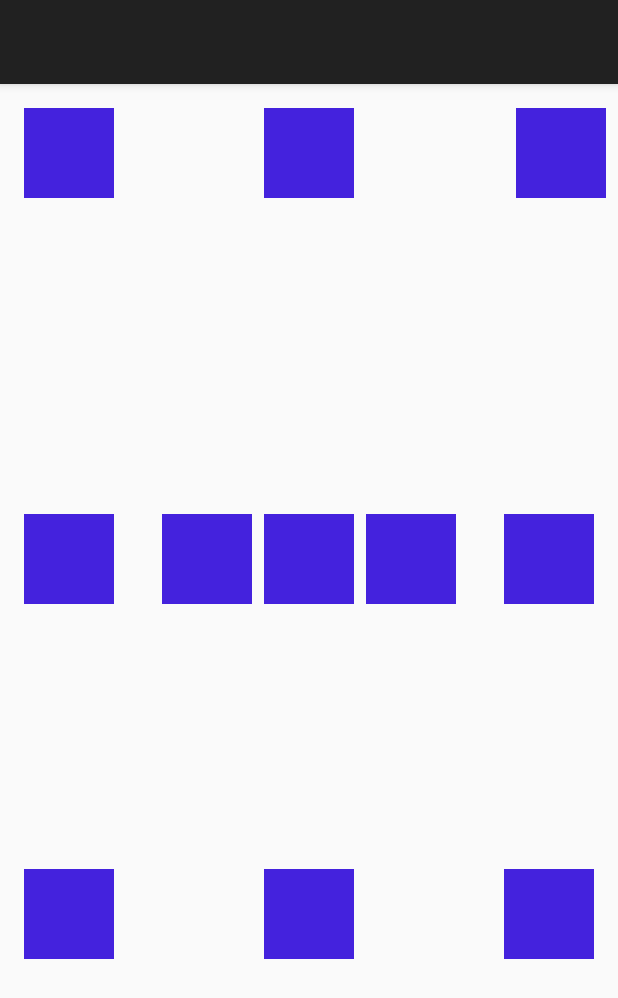
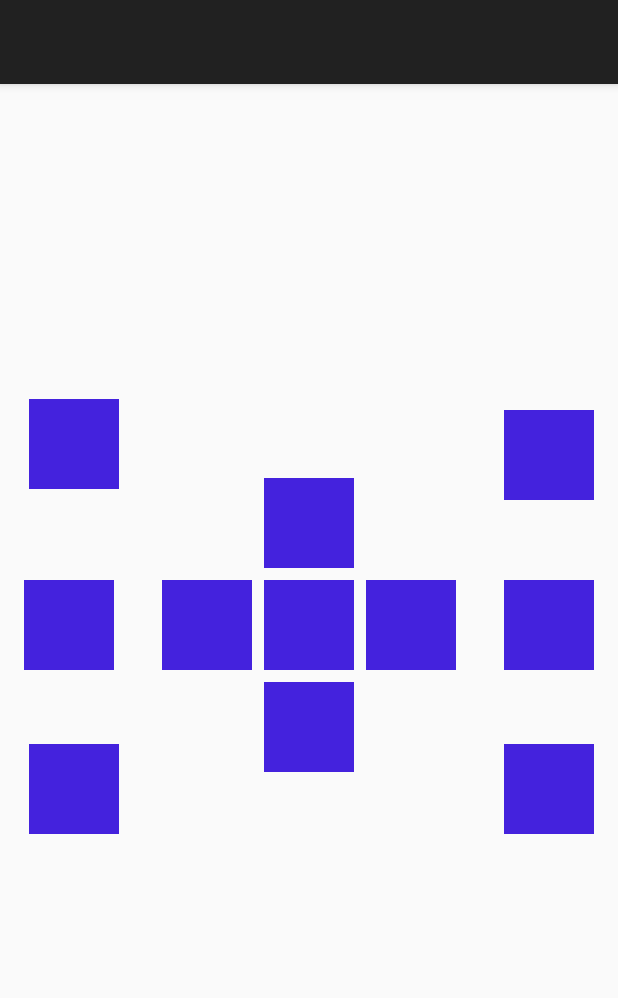
Before and after one commit to warayutpetch/AndroidBTControl, an Android app: the AboutActivity screen opened directly, with no data from a screen before it, on a phone screen of 412 x 824 dp. Shown: the top 998 px of the screen. Run offline under Robolectric (Android 15) with nearby library versions, the phone set to English and light mode, and no system bars.

Commit message:
fix layout

```diff
--- a/app/src/main/res/layout/activity_about.xml
+++ b/app/src/main/res/layout/activity_about.xml
@@ -6,9 +6,11 @@
     android:layout_height="match_parent">
 
     <android.support.constraint.ConstraintLayout
+        android:id="@+id/textView"
         android:layout_width="match_parent"
         android:layout_height="match_parent"
-        android:id="@+id/textView">
+        android:layout_alignParentStart="true"
+        android:layout_alignParentTop="true">
 
         <View
             android:id="@+id/leftBot"
@@ -18,16 +20,18 @@
             android:layout_alignParentStart="true"
             android:layout_below="@+id/leftTop"
             android:layout_marginBottom="16dp"
-            android:layout_marginLeft="16dp"
+            android:layout_marginEnd="8dp"
+            android:layout_marginLeft="10dp"
             android:layout_marginRight="8dp"
-            android:layout_marginTop="16dp"
+            android:layout_marginStart="10dp"
+            android:layout_marginTop="8dp"
             android:background="#4422dd"
             app:layout_constraintBottom_toBottomOf="parent"
-            app:layout_constraintHorizontal_bias="0.0"
-            app:layout_constraintLeft_toLeftOf="parent"
-            app:layout_constraintRight_toLeftOf="@+id/centerBot"
-            app:layout_constraintTop_toTopOf="parent"
-            app:layout_constraintVertical_bias="0.75" />
+            app:layout_constraintEnd_toStartOf="@+id/centerBot"
+            app:layout_constraintHorizontal_bias="0.093"
+            app:layout_constraintStart_toStartOf="parent"
+            app:layout_constraintTop_toBottomOf="@+id/leftCenter"
+            app:layout_constraintVertical_bias="0.141" />
 
         <View
             android:id="@+id/centerLeft"
@@ -46,7 +50,7 @@
             app:layout_constraintLeft_toLeftOf="parent"
             app:layout_constraintRight_toLeftOf="@+id/center"
             app:layout_constraintTop_toTopOf="parent"
-            app:layout_constraintVertical_bias="0.4" />
+            app:layout_constraintVertical_bias="0.465" />
 
         <View
             android:id="@+id/rightTop"
@@ -55,11 +59,19 @@
             android:layout_alignParentLeft="true"
             android:layout_alignParentStart="true"
             android:layout_below="@+id/leftTop"
-            android:layout_marginRight="8dp"
-            android:layout_marginTop="16dp"
+            android:layout_marginBottom="8dp"
+            android:layout_marginEnd="8dp"
+            android:layout_marginLeft="8dp"
+            android:layout_marginRight="16dp"
+            android:layout_marginStart="8dp"
+            android:layout_marginTop="8dp"
             android:background="#4422dd"
-            app:layout_constraintRight_toRightOf="parent"
-            app:layout_constraintTop_toTopOf="parent" />
+            app:layout_constraintBottom_toTopOf="@+id/rightCenter"
+            app:layout_constraintEnd_toEndOf="parent"
+            app:layout_constraintHorizontal_bias="1.0"
+            app:layout_constraintStart_toEndOf="@+id/topCenter"
+            app:layout_constraintTop_toTopOf="parent"
+            app:layout_constraintVertical_bias="0.822" />
 
         <View
             android:id="@+id/centerRight"
@@ -78,47 +90,43 @@
             app:layout_constraintLeft_toRightOf="@+id/center"
             app:layout_constraintRight_toRightOf="parent"
             app:layout_constraintTop_toTopOf="parent"
-            app:layout_constraintVertical_bias="0.4" />
+            app:layout_constraintVertical_bias="0.465" />
 
         <View
+            android:id="@+id/center"
             android:layout_width="60dp"
             android:layout_height="60dp"
-            android:background="#4422dd"
-            android:id="@+id/center"
-            android:layout_below="@+id/leftTop"
             android:layout_alignParentLeft="true"
             android:layout_alignParentStart="true"
-            android:layout_marginEnd="16dp"
+            android:layout_below="@+id/leftTop"
+            android:layout_marginBottom="16dp"
+            android:layout_marginLeft="16dp"
+            android:layout_marginRight="16dp"
+            android:layout_marginTop="16dp"
+            android:background="#4422dd"
+            app:layout_constraintBottom_toBottomOf="parent"
+            app:layout_constraintLeft_toLeftOf="parent"
             app:layout_constraintRight_toRightOf="parent"
-            android:layout_marginRight="16dp"
-            android:layout_marginStart="16dp"
-            app:layout_constraintLeft_toLeftOf="parent"
-            android:layout_marginLeft="16dp"
-            android:layout_marginTop="16dp"
             app:layout_constraintTop_toTopOf="parent"
-            app:layout_constraintBottom_toBottomOf="parent"
-            android:layout_marginBottom="16dp"
-            app:layout_constraintVertical_bias="0.4" />
+            app:layout_constraintVertical_bias="0.465" />
 
         <View
+            android:id="@+id/centerBot"
             android:layout_width="60dp"
             android:layout_height="60dp"
-            android:background="#4422dd"
-            android:id="@+id/centerBot"
-            android:layout_below="@+id/leftTop"
             android:layout_alignParentLeft="true"
             android:layout_alignParentStart="true"
-            android:layout_marginEnd="16dp"
+            android:layout_below="@+id/leftTop"
+            android:layout_marginBottom="16dp"
+            android:layout_marginLeft="16dp"
+            android:layout_marginRight="16dp"
+            android:layout_marginTop="8dp"
+            android:background="#4422dd"
+            app:layout_constraintBottom_toBottomOf="parent"
+            app:layout_constraintLeft_toLeftOf="parent"
             app:layout_constraintRight_toRightOf="parent"
-            android:layout_marginRight="16dp"
-            android:layout_marginStart="16dp"
-            app:layout_constraintLeft_toLeftOf="parent"
-            android:layout_marginLeft="16dp"
-            app:layout_constraintBottom_toBottomOf="parent"
-            android:layout_marginBottom="16dp"
-            android:layout_marginTop="16dp"
-            app:layout_constraintVertical_bias="0.75"
-            app:layout_constraintTop_toTopOf="parent" />
+            app:layout_constraintTop_toBottomOf="@+id/center"
+            app:layout_constraintVertical_bias="0.0" />
 
         <View
             android:id="@+id/rightBot"
@@ -130,14 +138,14 @@
             android:layout_marginBottom="16dp"
             android:layout_marginLeft="8dp"
             android:layout_marginRight="16dp"
-            android:layout_marginTop="16dp"
+            android:layout_marginTop="8dp"
             android:background="#4422dd"
             app:layout_constraintBottom_toBottomOf="parent"
             app:layout_constraintHorizontal_bias="1.0"
             app:layout_constraintLeft_toRightOf="@+id/centerBot"
             app:layout_constraintRight_toRightOf="parent"
-            app:layout_constraintTop_toTopOf="parent"
-            app:layout_constraintVertical_bias="0.75" />
+            app:layout_constraintTop_toBottomOf="@+id/rightCenter"
+            app:layout_constraintVertical_bias="0.141" />
 
         <View
             android:id="@+id/leftCenter"
@@ -156,7 +164,7 @@
             app:layout_constraintLeft_toLeftOf="parent"
             app:layout_constraintRight_toLeftOf="@+id/center"
             app:layout_constraintTop_toTopOf="parent"
-            app:layout_constraintVertical_bias="0.4" />
+            app:layout_constraintVertical_bias="0.465" />
 
         <View
             android:id="@+id/topCenter"
@@ -165,15 +173,18 @@
             android:layout_alignParentLeft="true"
             android:layout_alignParentStart="true"
             android:layout_below="@+id/leftTop"
+            android:layout_marginBottom="8dp"
             android:layout_marginEnd="8dp"
             android:layout_marginLeft="8dp"
             android:layout_marginRight="8dp"
             android:layout_marginStart="8dp"
             android:layout_marginTop="16dp"
             android:background="#4422dd"
+            app:layout_constraintBottom_toTopOf="@+id/center"
             app:layout_constraintEnd_toEndOf="parent"
             app:layout_constraintStart_toStartOf="parent"
-            app:layout_constraintTop_toTopOf="parent" />
+            app:layout_constraintTop_toTopOf="parent"
+            app:layout_constraintVertical_bias="1.0" />
 
         <View
             android:id="@+id/rightCenter"
@@ -192,21 +203,27 @@
             app:layout_constraintLeft_toRightOf="@+id/centerBot"
             app:layout_constraintRight_toRightOf="parent"
             app:layout_constraintTop_toTopOf="parent"
-            app:layout_constraintVertical_bias="0.4" />
+            app:layout_constraintVertical_bias="0.465" />
 
         <View
+            android:id="@+id/leftTop"
             android:layout_width="60dp"
             android:layout_height="60dp"
-            android:background="#4422dd"
-            android:id="@+id/leftTop"
-            android:layout_alignParentTop="true"
             android:layout_alignParentLeft="true"
             android:layout_alignParentStart="true"
-            android:layout_marginStart="16dp"
-            app:layout_constraintLeft_toLeftOf="parent"
-            android:layout_marginLeft="16dp"
+            android:layout_alignParentTop="true"
+            android:layout_marginEnd="8dp"
+            android:layout_marginLeft="10dp"
+            android:layout_marginRight="8dp"
+            android:layout_marginStart="10dp"
             android:layout_marginTop="16dp"
-            app:layout_constraintTop_toTopOf="parent" />
+            android:background="#4422dd"
+            app:layout_constraintBottom_toTopOf="@+id/leftCenter"
+            app:layout_constraintEnd_toStartOf="@+id/topCenter"
+            app:layout_constraintHorizontal_bias="0.093"
+            app:layout_constraintStart_toStartOf="parent"
+            app:layout_constraintTop_toTopOf="parent"
+            app:layout_constraintVertical_bias="0.762" />
 
         <TextView
             android:id="@+id/textView2"
```
